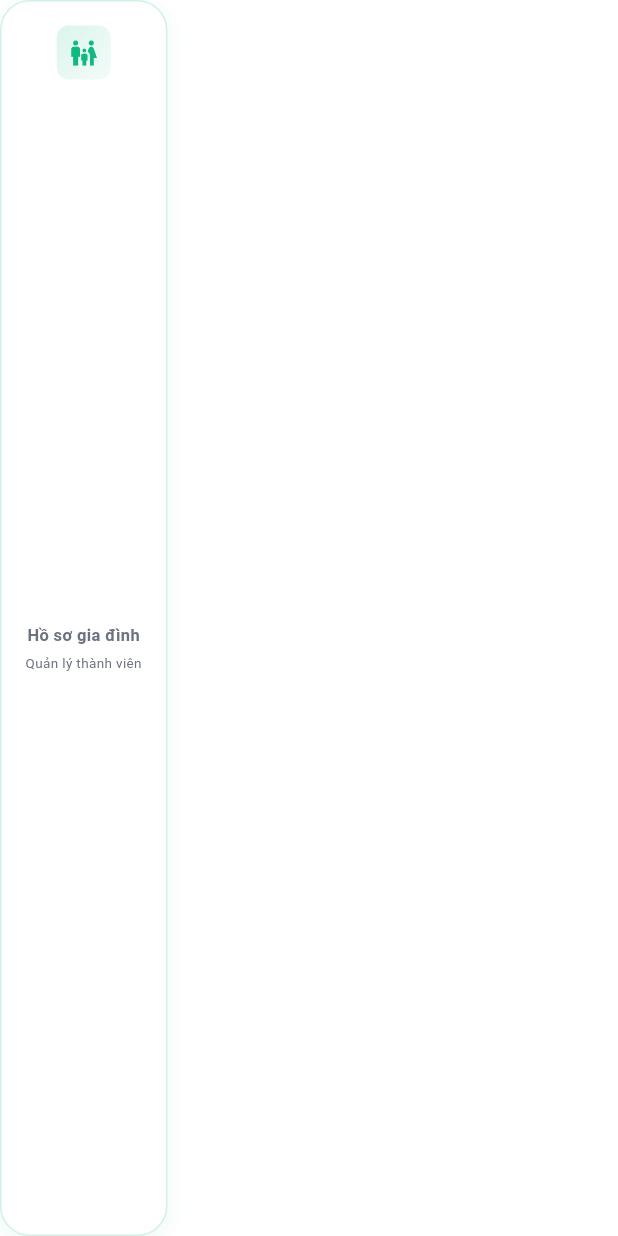
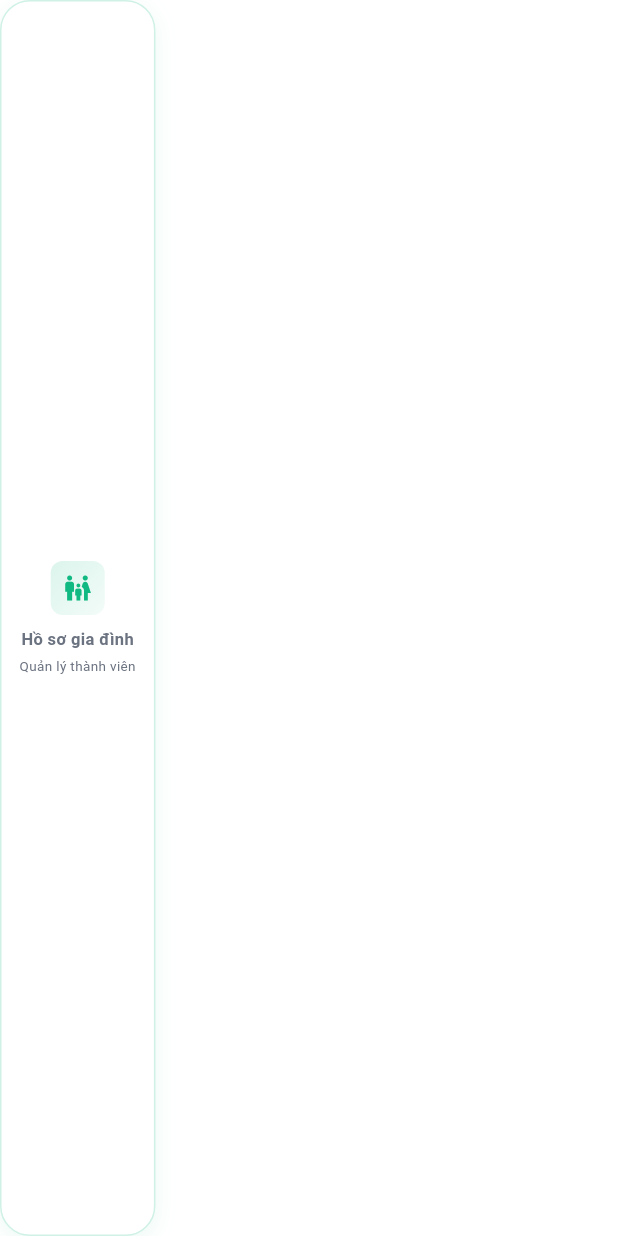
Before and after one commit to ThangphamDev/Bep-Viet, a Flutter app: the FeatureBenefitCard widget shown alone on an empty page, opened directly, on a phone screen of 412 x 824 dp. Run offline on Flutter 3.47's test engine with Material 3 defaults, Android fonts, the phone set to English and light mode, and no system bars; our stand-ins replace cached_network_image, dio, flutter_bloc, go_router, image_picker, shared_preferences and 1 more; accounts and stored records are empty.

Commit message:
update UI dashboard premium

```diff
--- a/mobile/lib/presentation/features/premium/pages/weekly_report_page.dart
+++ b/mobile/lib/presentation/features/premium/pages/weekly_report_page.dart
@@ -116,7 +116,7 @@ class _WeeklyReportPageState extends State<WeeklyReportPage> {
                   const CircularProgressIndicator(),
                   const SizedBox(height: 16),
                   Text(
-                    'Đang phân tích, chờ chút nhé... 🔍',
+                    'Đang phân tích, chờ chút nhé...',
                     style: TextStyle(
                       color: AppTheme.textSecondary,
                       fontSize: 14,
--- a/mobile/lib/presentation/features/premium/widgets/feature_benefit_card.dart
+++ b/mobile/lib/presentation/features/premium/widgets/feature_benefit_card.dart
@@ -21,7 +21,7 @@ class FeatureBenefitCard extends StatelessWidget {
     return GestureDetector(
       onTap: onTap,
       child: Container(
-        padding: const EdgeInsets.all(AppConfig.defaultPadding),
+        padding: const EdgeInsets.all(12),
         decoration: BoxDecoration(
           color: AppTheme.surfaceColor,
           borderRadius: BorderRadius.circular(AppConfig.defaultPadding + 4),
@@ -38,7 +38,7 @@ class FeatureBenefitCard extends StatelessWidget {
           ],
         ),
         child: Column(
-          mainAxisAlignment: MainAxisAlignment.spaceBetween,
+          mainAxisAlignment: MainAxisAlignment.center,
           children: [
             Container(
               padding: const EdgeInsets.all(8),
@@ -55,26 +55,16 @@ class FeatureBenefitCard extends StatelessWidget {
               ),
               child: Icon(icon, color: AppTheme.primaryGreen, size: 20),
             ),
-            const SizedBox(height: 4), // Add spacing between icon and text
-            Expanded(
-              child: Column(
-                mainAxisAlignment:
-                    MainAxisAlignment.center, // Center the text vertically
-                children: [
+            const SizedBox(height: 8),
             Text(
               title,
-                    style: const TextStyle(
-                      fontSize: 11,
-                      fontWeight: FontWeight.bold,
-                    ),
+              style: const TextStyle(fontSize: 11, fontWeight: FontWeight.bold),
               textAlign: TextAlign.center,
-                    maxLines: 1,
+              maxLines: 2,
               overflow: TextOverflow.ellipsis,
             ),
-                  const SizedBox(height: 4), // Increased spacing
-                  Flexible(
-                    // Use Flexible instead of fixed height
-                    child: Text(
+            const SizedBox(height: 3),
+            Text(
               description,
               style: const TextStyle(
                 fontSize: 9,
@@ -84,10 +74,6 @@ class FeatureBenefitCard extends StatelessWidget {
               maxLines: 2,
               overflow: TextOverflow.ellipsis,
             ),
-                  ),
-                ],
-              ),
-            ),
           ],
         ),
       ),
```
Also changed, not shown: mobile/lib/presentation/features/premium/pages/premium_dashboard_page.dart (+6 -10 lines), mobile/lib/presentation/features/premium/widgets/quick_stats_card.dart (+12 -16 lines). Lines whose indentation alone changed are shown as unchanged.
